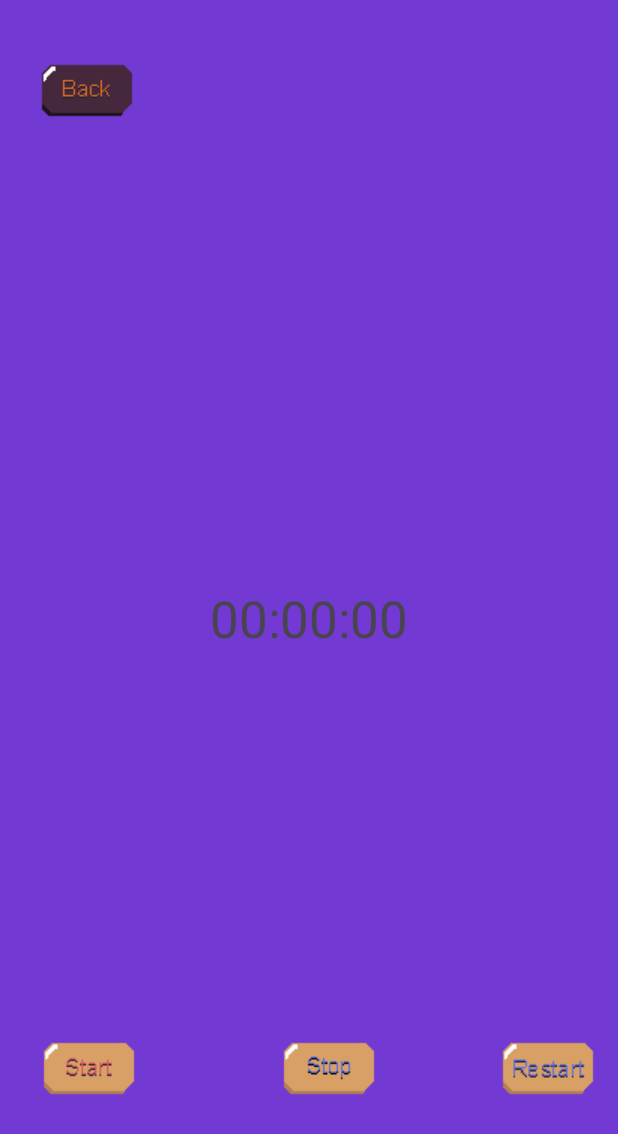
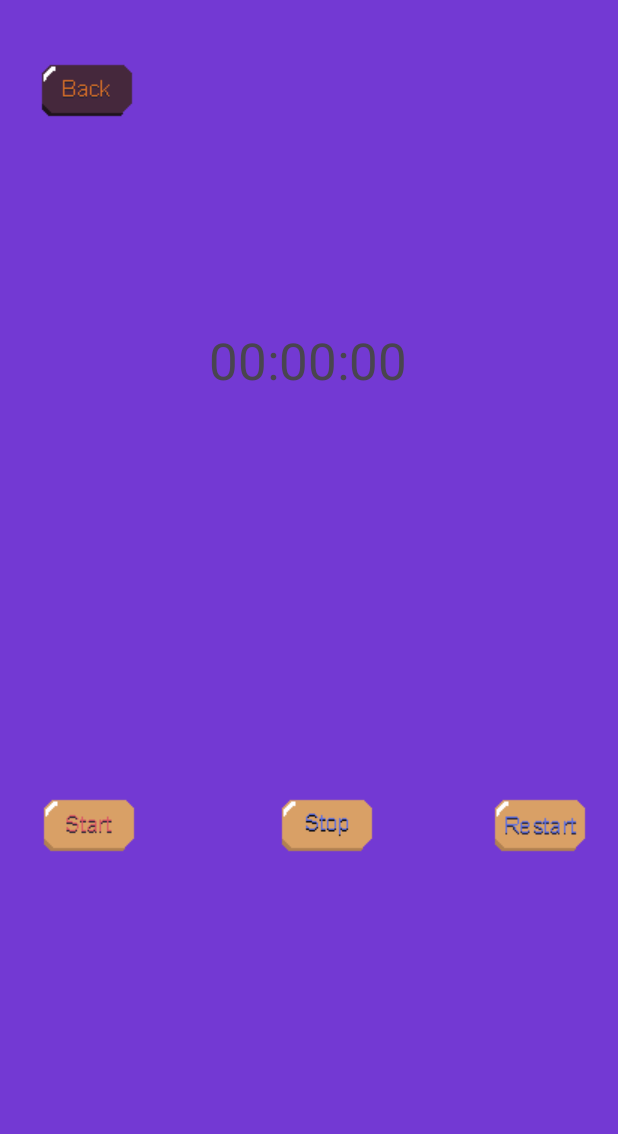
Before and after one commit to mattdelta2/OPCS7311, an Android app: the Timer screen opened directly, with no data from a screen before it, on a phone screen of 412 x 824 dp. Shown: the top 1134 px of the screen. Run offline under Robolectric (Android 15) with nearby library versions, the phone set to English and light mode, and no system bars.

Commit message:
Fixed an error where timer was not able to open

```diff
--- a/app/src/main/java/com/example/myapplication/MainActivity.kt
+++ b/app/src/main/java/com/example/myapplication/MainActivity.kt
@@ -1,10 +1,8 @@
 package com.example.myapplication
 
-import android.app.Activity
 import android.content.Context
 import android.content.Intent
 import android.os.Bundle
-import android.view.View
 import android.widget.ArrayAdapter
 import android.widget.Button
 import android.widget.EditText
@@ -50,7 +48,7 @@ class MainActivity : AppCompatActivity() {
         categoryContainer = findViewById(R.id.categoryContainer)
         addCategoryButton = findViewById(R.id.addCategoryButton)
         categoryNameEditText = findViewById(R.id.categoryNameEditText)
-        backButton = findViewById(R.id.btnBack)
+        backButton = findViewById(R.id.backBTN)
 
         // In onCreate method
         val categoryImageView = findViewById<ImageView>(R.id.userImage)
--- a/app/src/main/java/com/example/myapplication/Timer.kt
+++ b/app/src/main/java/com/example/myapplication/Timer.kt
@@ -4,7 +4,6 @@ import android.content.Intent
 import android.os.Bundle
 import android.os.Handler
 import android.os.Looper
-import android.widget.Button
 import android.widget.ImageButton
 import android.widget.TextView
 import androidx.appcompat.app.AppCompatActivity
@@ -29,7 +28,7 @@ class Timer : AppCompatActivity() {
         startButton = findViewById(R.id.startButton)
         stopButton = findViewById(R.id.stopButton)
         restartButton = findViewById(R.id.restartButton)
-        backButton = findViewById(R.id.btnBack)
+        backButton = findViewById(R.id.backBTN)
 
         startButton.setOnClickListener { startTimer() }
         stopButton.setOnClickListener { stopTimer() }
--- a/app/src/main/res/layout/activity_all_work.xml
+++ b/app/src/main/res/layout/activity_all_work.xml
@@ -57,7 +57,7 @@
         android:layout_height="wrap_content"
         android:text="Category: "
         android:textSize="16sp"
-        app:layout_constraintBottom_toTopOf="@+id/btnBack"
+        app:layout_constraintBottom_toTopOf="@+id/backBTN"
         app:layout_constraintStart_toStartOf="@+id/descriptionTextView"
         app:layout_constraintTop_toBottomOf="@+id/descriptionTextView" />
 
@@ -69,7 +69,7 @@
         tools:layout_editor_absoluteY="492dp" />
 
     <ImageButton
-        android:id="@+id/btnBack"
+        android:id="@+id/backBTN"
         android:layout_width="90dp"
         android:layout_height="35dp"
         android:layout_marginEnd="5dp"
--- a/app/src/main/res/layout/activity_date.xml
+++ b/app/src/main/res/layout/activity_date.xml
@@ -8,7 +8,7 @@
     tools:context=".Date">
 
     <ImageView
-        android:id="@+id/btnBack"
+        android:id="@+id/backBTN"
         android:layout_width="wrap_content"
         android:layout_height="wrap_content"
         android:layout_marginStart="7dp"
--- a/app/src/main/res/layout/activity_main_menu.xml
+++ b/app/src/main/res/layout/activity_main_menu.xml
@@ -55,8 +55,8 @@
         android:id="@+id/btnTimer"
         android:layout_width="wrap_content"
         android:layout_height="wrap_content"
-        android:layout_marginStart="144dp"
-        android:layout_marginTop="14dp"
+        android:layout_marginStart="148dp"
+        android:layout_marginTop="16dp"
         android:background="#00FFFFFF"
         app:layout_constraintStart_toStartOf="parent"
         app:layout_constraintTop_toBottomOf="@+id/btnShop"
--- a/app/src/main/res/layout/activity_player_room.xml
+++ b/app/src/main/res/layout/activity_player_room.xml
@@ -2,7 +2,7 @@
 <androidx.constraintlayout.widget.ConstraintLayout xmlns:android="http://schemas.android.com/apk/res/android"
     xmlns:app="http://schemas.android.com/apk/res-auto"
     xmlns:tools="http://schemas.android.com/tools"
-    android:id="@+id/btnBack"
+    android:id="@+id/backBTN"
     android:layout_width="match_parent"
     android:layout_height="match_parent"
     android:background="#7339D3"
--- a/app/src/main/res/layout/activity_shop.xml
+++ b/app/src/main/res/layout/activity_shop.xml
@@ -8,7 +8,7 @@
     tools:context=".Shop">
 
     <ImageView
-        android:id="@+id/btnBack"
+        android:id="@+id/backBTN"
         android:layout_width="117dp"
         android:layout_height="126dp"
         android:layout_marginStart="9dp"
--- a/app/src/main/res/layout/activity_timer.xml
+++ b/app/src/main/res/layout/activity_timer.xml
@@ -18,28 +18,18 @@
         android:text="00:00:00"
         android:textSize="34sp"
         app:layout_constraintBottom_toBottomOf="parent"
+        app:layout_constraintHorizontal_bias="0.498"
         app:layout_constraintLeft_toLeftOf="parent"
         app:layout_constraintRight_toRightOf="parent"
-        app:layout_constraintTop_toTopOf="parent" />
-
-    <ImageButton
-        android:id="@+id/stopButton"
-        android:layout_width="117dp"
-        android:layout_height="134dp"
-
-        android:layout_marginStart="45dp"
-        android:layout_marginBottom="46dp"
-        android:background="#00FFFFFF"
-        android:src="@drawable/stopbutton"
-        app:layout_constraintBottom_toBottomOf="parent"
-        app:layout_constraintStart_toEndOf="@id/startButton" />
+        app:layout_constraintTop_toTopOf="parent"
+        app:layout_constraintVertical_bias="0.263" />
 
     <ImageButton
         android:id="@+id/startButton"
         android:layout_width="112dp"
         android:layout_height="133dp"
         android:layout_marginStart="3dp"
-        android:layout_marginBottom="46dp"
+        android:layout_marginBottom="208dp"
         android:background="#00FFFFFF"
         android:src="@drawable/startbutton"
         app:layout_constraintBottom_toBottomOf="parent"
@@ -50,15 +40,27 @@
         android:layout_width="94dp"
         android:layout_height="133dp"
 
-        android:layout_marginStart="40dp"
-        android:layout_marginBottom="46dp"
+        android:layout_marginStart="36dp"
+        android:layout_marginBottom="208dp"
         android:background="#007339D3"
         android:src="@drawable/restartbutton"
         app:layout_constraintBottom_toBottomOf="parent"
         app:layout_constraintStart_toEndOf="@id/stopButton" />
 
-    <ImageView
-        android:id="@+id/btnBack"
+    <ImageButton
+        android:id="@+id/stopButton"
+        android:layout_width="117dp"
+        android:layout_height="134dp"
+
+        android:layout_marginStart="44dp"
+        android:layout_marginBottom="208dp"
+        android:background="#00FFFFFF"
+        android:src="@drawable/stopbutton"
+        app:layout_constraintBottom_toBottomOf="parent"
+        app:layout_constraintStart_toEndOf="@id/startButton" />
+
+    <ImageButton
+        android:id="@+id/backBTN"
         android:layout_width="wrap_content"
         android:layout_height="wrap_content"
         android:layout_marginStart="18dp"
```
Also changed, not shown: app/src/main/res/layout/activity_main.xml (+5 -4 lines).
